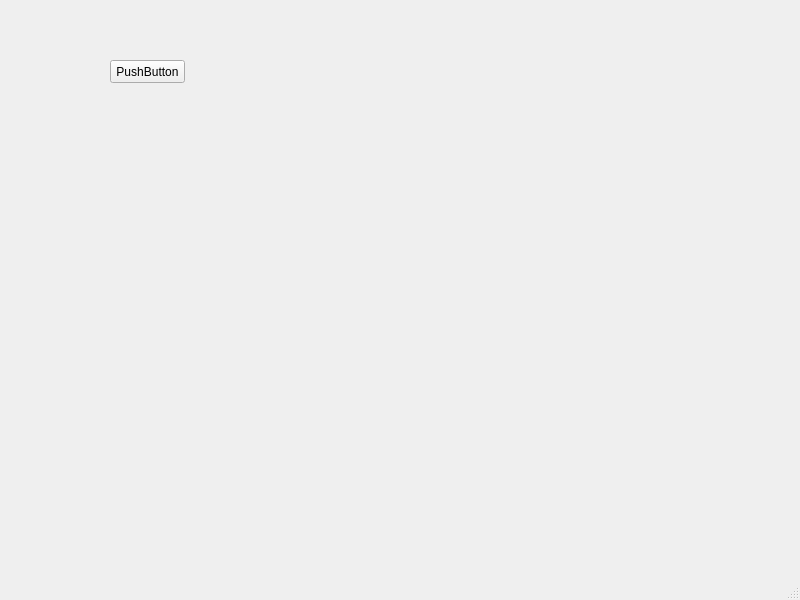
First picture: the form in code/widgets/mainwindow.ui, repository viviwu/qt_cxx, before the edit.
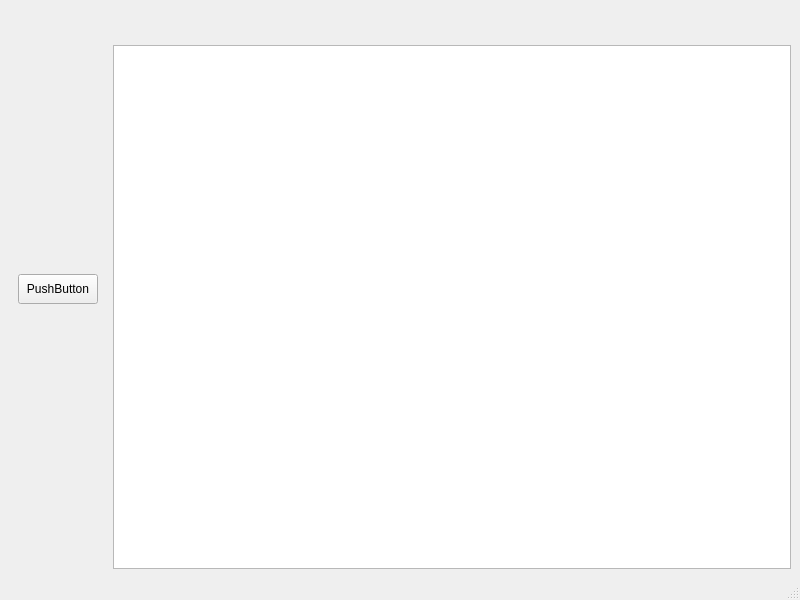
Second picture: the form after the edit.

```diff
--- a/code/widgets/mainwindow.ui
+++ b/code/widgets/mainwindow.ui
@@ -14,19 +14,68 @@
    <string>MainWindow</string>
   </property>
   <widget class="QWidget" name="centralwidget">
-   <widget class="QPushButton" name="pushButton">
-    <property name="geometry">
-     <rect>
-      <x>110</x>
-      <y>60</y>
-      <width>75</width>
-      <height>23</height>
-     </rect>
-    </property>
-    <property name="text">
-     <string>PushButton</string>
-    </property>
-   </widget>
+   <layout class="QHBoxLayout" name="horizontalLayout">
+    <item>
+     <widget class="QWidget" name="widget" native="true">
+      <property name="minimumSize">
+       <size>
+        <width>80</width>
+        <height>0</height>
+       </size>
+      </property>
+      <property name="maximumSize">
+       <size>
+        <width>100</width>
+        <height>16777215</height>
+       </size>
+      </property>
+      <layout class="QVBoxLayout" name="verticalLayout_2">
+       <item>
+        <widget class="QPushButton" name="pushButton">
+         <property name="minimumSize">
+          <size>
+           <width>60</width>
+           <height>20</height>
+          </size>
+         </property>
+         <property name="maximumSize">
+          <size>
+           <width>80</width>
+           <height>30</height>
+          </size>
+         </property>
+         <property name="text">
+          <string>PushButton</string>
+         </property>
+        </widget>
+       </item>
+      </layout>
+     </widget>
+    </item>
+    <item>
+     <layout class="QVBoxLayout" name="verticalLayout">
+      <item>
+       <widget class="QWidget" name="widget_2" native="true">
+        <property name="minimumSize">
+         <size>
+          <width>0</width>
+          <height>30</height>
+         </size>
+        </property>
+        <property name="maximumSize">
+         <size>
+          <width>16777215</width>
+          <height>30</height>
+         </size>
+        </property>
+       </widget>
+      </item>
+      <item>
+       <widget class="QTableView" name="tableView"/>
+      </item>
+     </layout>
+    </item>
+   </layout>
   </widget>
   <widget class="QMenuBar" name="menubar">
    <property name="geometry">
```
